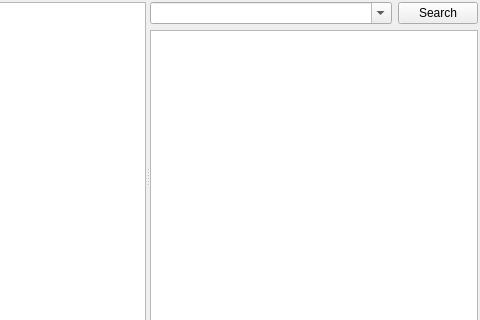
Above: zsearchtab.ui from kernel1024/qmanga before the change; both pictures show x 184 to 664 and y 0 to 320 of the 664 by 494 pixel window. Below: the same form after it.
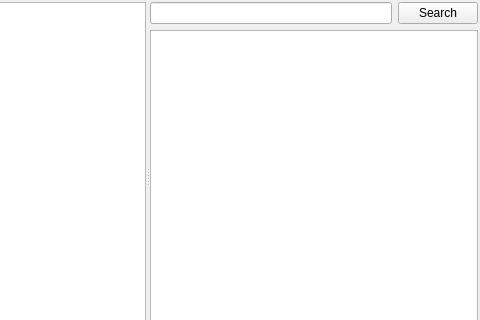
That is the form after the change.

Commit message: Manga search line edit completer, saving big arrays in settings as QVariant.

What changed in the file:
```diff
--- a/zsearchtab.ui
+++ b/zsearchtab.ui
@@ -43,17 +43,7 @@
        <item>
         <layout class="QHBoxLayout" name="horizontalLayout_4">
          <item>
-          <widget class="QComboBox" name="srcEdit">
-           <property name="sizePolicy">
-            <sizepolicy hsizetype="Expanding" vsizetype="Fixed">
-             <horstretch>0</horstretch>
-             <verstretch>0</verstretch>
-            </sizepolicy>
-           </property>
-           <property name="editable">
-            <bool>true</bool>
-           </property>
-          </widget>
+          <widget class="QLineEdit" name="srcEdit"/>
          </item>
          <item>
           <widget class="QPushButton" name="srcEditBtn">
```
Left out of the diff: 8 changed lines with no effect on the pictures. The commit also changes 10 other files.
